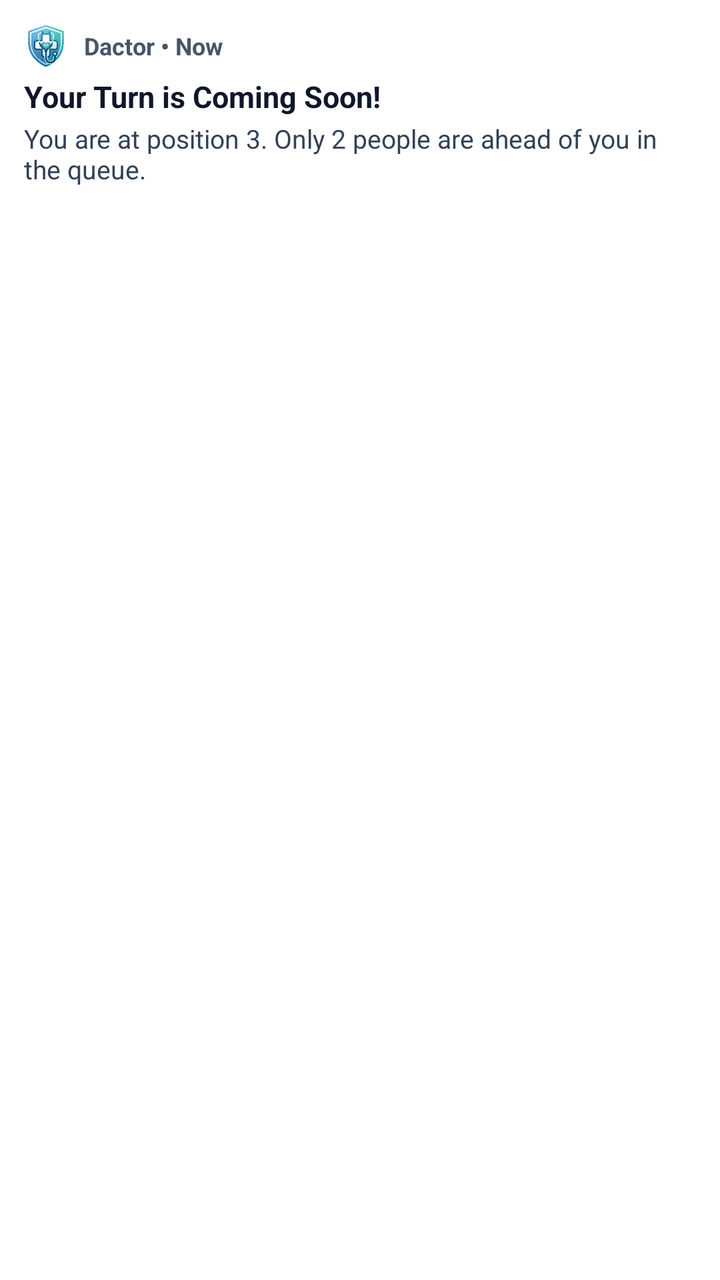
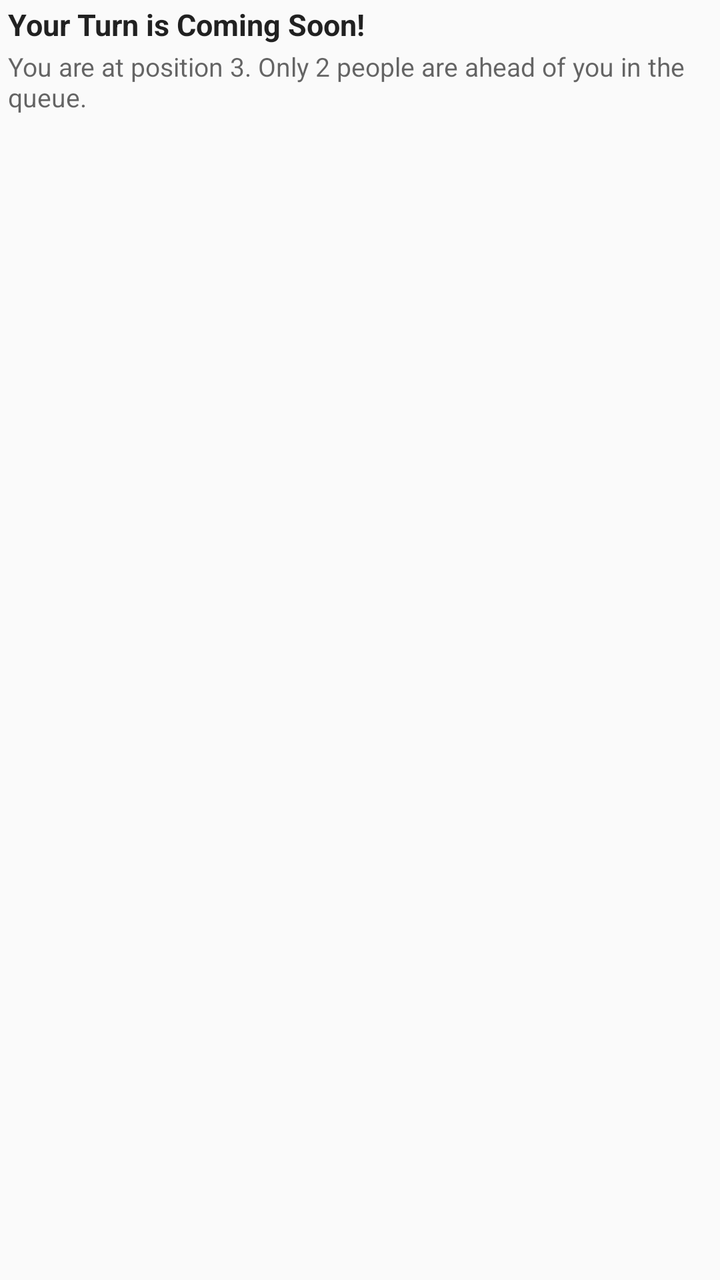

Two renders of the same Android screen: before a commit and after it. Below are the layout's source before the change and the commit's diff.
<!-- AndroidManifest.xml: application theme Theme.DactorPatient -->
<!-- res/layout/notification_dactor_collapsed.xml -->
<?xml version="1.0" encoding="utf-8"?>
<LinearLayout xmlns:android="http://schemas.android.com/apk/res/android"
    android:layout_width="match_parent"
    android:layout_height="wrap_content"
    android:orientation="vertical"
    android:padding="12dp"
    android:background="#FFFFFF">

    <LinearLayout
        android:layout_width="match_parent"
        android:layout_height="wrap_content"
        android:orientation="horizontal"
        android:gravity="center_vertical">

        <ImageView
            android:id="@+id/notif_app_logo"
            android:layout_width="22dp"
            android:layout_height="22dp"
            android:src="@drawable/app_logo"
            android:scaleType="fitCenter" />

        <TextView
            android:id="@+id/notif_header_text"
            android:layout_width="wrap_content"
            android:layout_height="wrap_content"
            android:layout_marginStart="8dp"
            android:text="Dactor • Now"
            android:textColor="#475569"
            android:textSize="12sp"
            android:textStyle="bold" />
    </LinearLayout>

    <TextView
        android:id="@+id/notif_title"
        android:layout_width="match_parent"
        android:layout_height="wrap_content"
        android:layout_marginTop="4dp"
        android:text="Your Turn is Coming Soon!"
        android:textColor="#0F172A"
        android:textSize="15sp"
        android:textStyle="bold"
        android:maxLines="1"
        android:ellipsize="end" />

    <TextView
        android:id="@+id/notif_body"
        android:layout_width="match_parent"
        android:layout_height="wrap_content"
        android:layout_marginTop="2dp"
        android:text="You are at position 3. Only 2 people are ahead of you in the queue."
        android:textColor="#334155"
        android:textSize="13sp"
        android:maxLines="2"
        android:ellipsize="end" />
</LinearLayout>
<!-- resources referenced by this layout -->
<resources>
  <!-- drawable app_logo: png bitmap (drawable, 320985 bytes) -->
  <style name="Theme.DactorPatient" parent="android:Theme.Material.Light.NoActionBar" />
</resources>

<!-- the commit's change to res/layout/notification_dactor_collapsed.xml (unified diff, before → after) -->
@@ -3,40 +3,18 @@
     android:layout_width="match_parent"
     android:layout_height="wrap_content"
     android:orientation="vertical"
-    android:padding="12dp"
-    android:background="#FFFFFF">
-
-    <LinearLayout
-        android:layout_width="match_parent"
-        android:layout_height="wrap_content"
-        android:orientation="horizontal"
-        android:gravity="center_vertical">
-
-        <ImageView
-            android:id="@+id/notif_app_logo"
-            android:layout_width="22dp"
-            android:layout_height="22dp"
-            android:src="@drawable/app_logo"
-            android:scaleType="fitCenter" />
-
-        <TextView
-            android:id="@+id/notif_header_text"
-            android:layout_width="wrap_content"
-            android:layout_height="wrap_content"
-            android:layout_marginStart="8dp"
-            android:text="Dactor • Now"
-            android:textColor="#475569"
-            android:textSize="12sp"
-            android:textStyle="bold" />
-    </LinearLayout>
+    android:paddingStart="4dp"
+    android:paddingEnd="4dp"
+    android:paddingTop="2dp"
+    android:paddingBottom="2dp"
+    android:background="@android:color/transparent">
 
     <TextView
         android:id="@+id/notif_title"
         android:layout_width="match_parent"
         android:layout_height="wrap_content"
-        android:layout_marginTop="4dp"
         android:text="Your Turn is Coming Soon!"
-        android:textColor="#0F172A"
+        android:textColor="?android:attr/textColorPrimary"
         android:textSize="15sp"
         android:textStyle="bold"
         android:maxLines="1"
@@ -48,7 +26,7 @@
         android:layout_height="wrap_content"
         android:layout_marginTop="2dp"
         android:text="You are at position 3. Only 2 people are ahead of you in the queue."
-        android:textColor="#334155"
+        android:textColor="?android:attr/textColorSecondary"
         android:textSize="13sp"
         android:maxLines="2"
         android:ellipsize="end" />
<!-- resource entries referenced after the edit -->
@@ -1,6 +1,5 @@
 <!-- resources referenced by this layout -->
 <resources>
-  <!-- drawable app_logo: png bitmap (drawable, 320985 bytes) -->
   <style name="Theme.DactorPatient" parent="android:Theme.Material.Light.NoActionBar" />
 </resources>
 
